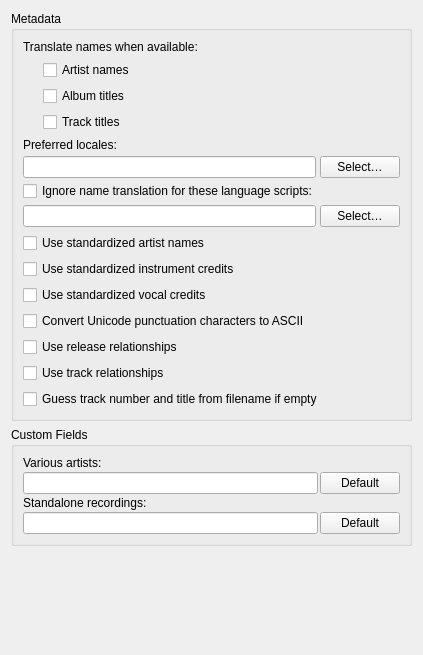
This is ui/options_metadata.ui in metabrainz/picard as Qt 5 draws it before an edit. The edited form follows.
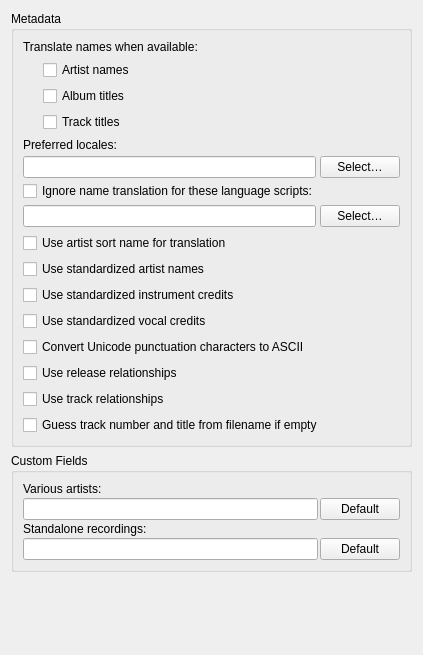
This is the edited form.

Commit message:
PICARD-3163: Make artist name translation from sort name optional
If artist translation was enabled but translation by alias failed,
a conversion to Latin script would be attempted by turning the sort
names into the artist name. This legacy behavior originated from a time
before aliases existed.

Disable this fallback behavior by default, but add an option to explicitly
enable it, if wanted.

Patch:
```diff
--- a/ui/options_metadata.ui
+++ b/ui/options_metadata.ui
@@ -144,6 +144,13 @@
         </item>
        </layout>
       </item>
+      <item>
+       <widget class="QCheckBox" name="translate_from_sortname">
+        <property name="text">
+         <string>Use artist sort name for translation</string>
+        </property>
+       </widget>
+      </item>
       <item>
        <widget class="QCheckBox" name="standardize_artists">
         <property name="text">
```
Left out of the diff: 5 changed lines with no effect on the pictures. The commit also changes 5 other files.
